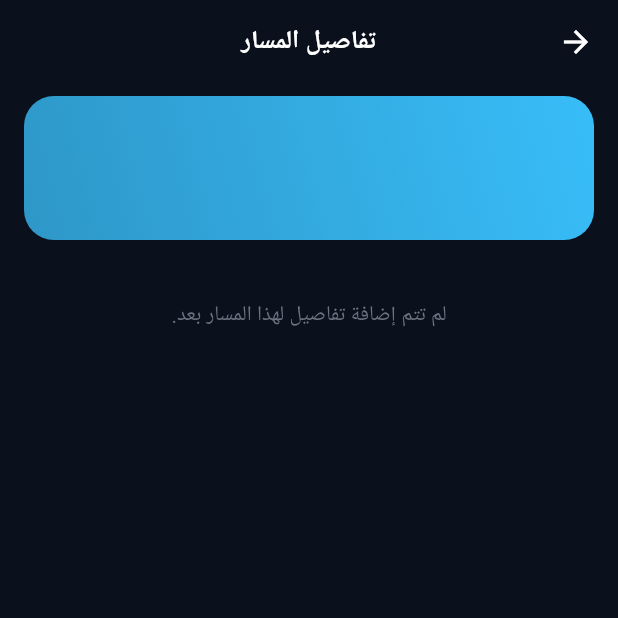
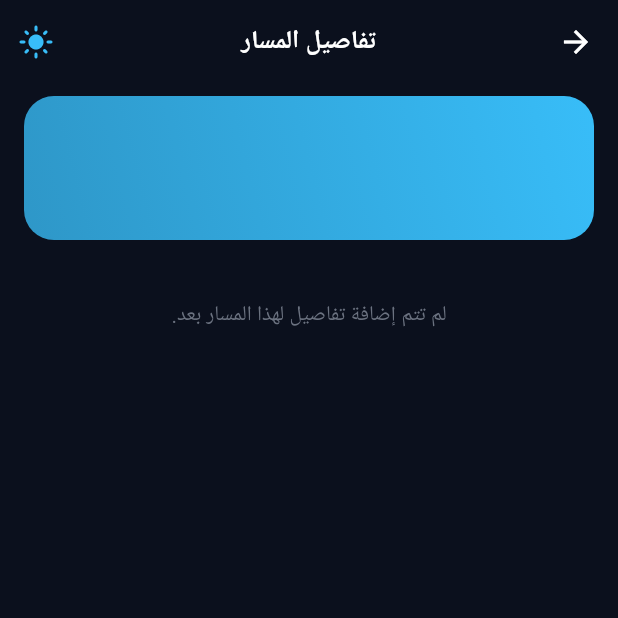
Before and after one commit to hebismail-sketch/learn_law, a Flutter app: the BranchDetailScreen screen opened directly with empty values, on a phone screen of 412 x 824 dp, the top half of it. Run offline on Flutter 3.47's test engine with Material 3 defaults, Android fonts, the phone set to English and light mode, and no system bars; our stand-ins replace connectivity_plus, drift, drift_flutter, flutter_bloc, get_it, supabase_flutter; accounts and stored records are empty; generated files the repository leaves out were written again.

Commit message:
Apply theme toggle to detail and admin screens
Co-authored-by: Copilot <223556219+Copilot@users.noreply.github.com>

```diff
--- a/lib/features/legal_cases/presentation/screens/admin_edit_case_screen.dart
+++ b/lib/features/legal_cases/presentation/screens/admin_edit_case_screen.dart
@@ -1,5 +1,6 @@
 import 'package:flutter/material.dart';
 
+import '../../../../core/app_theme.dart';
 import '../../../../core/sync/local_data_source.dart';
 import '../../domain/entities/legal_case_entity.dart';
 import '../widgets/roadmap_editor.dart';
@@ -642,6 +643,7 @@ class _AdminEditCaseScreenState extends State<AdminEditCaseScreen> {
           style: TextStyle(fontWeight: FontWeight.bold, fontSize: 18),
         ),
         centerTitle: true,
+        actions: const [ThemeToggleButton()],
       ),
       body: _isLoading
           ? const Center(child: CircularProgressIndicator())
@@ -1049,6 +1051,7 @@ class _CaseRoadmapEditorScreenState extends State<_CaseRoadmapEditorScreen> {
           style: TextStyle(fontWeight: FontWeight.bold, fontSize: 18),
         ),
         centerTitle: true,
+        actions: const [ThemeToggleButton()],
       ),
       body: SingleChildScrollView(
         padding: const EdgeInsets.all(16),
--- a/lib/features/legal_cases/presentation/screens/admin_hub_screen.dart
+++ b/lib/features/legal_cases/presentation/screens/admin_hub_screen.dart
@@ -1,6 +1,7 @@
 import 'package:flutter/material.dart';
 import 'package:supabase_flutter/supabase_flutter.dart' show Supabase;
 
+import '../../../../core/app_theme.dart';
 import '../../../../core/injection_container.dart';
 import '../../../../core/sync/local_data_source.dart';
 import '../widgets/roadmap_editor.dart';
@@ -337,6 +338,7 @@ class _AdminHubScreenState extends State<AdminHubScreen> {
         ),
         centerTitle: true,
         actions: [
+          const ThemeToggleButton(),
           // Refresh legal app content cache button
           IconButton(
             icon: const Icon(Icons.sync_rounded),
--- a/lib/features/legal_cases/presentation/screens/branch_detail_screen.dart
+++ b/lib/features/legal_cases/presentation/screens/branch_detail_screen.dart
@@ -1,5 +1,6 @@
 import 'package:flutter/material.dart';
 
+import '../../../../core/app_theme.dart';
 import '../../domain/entities/step_branch.dart';
 import 'step_detail_screen.dart';
 
@@ -33,11 +34,13 @@ class BranchDetailScreen extends StatelessWidget {
 
   @override
   Widget build(BuildContext context) {
-    final hasContent = branch.description.trim().isNotEmpty ||
+    final hasContent =
+        branch.description.trim().isNotEmpty ||
         branch.subSteps.isNotEmpty ||
         branch.branches.isNotEmpty;
 
-    return Directionality(
+    return rebuildWithAppTheme(
+      (context) => Directionality(
         textDirection: TextDirection.rtl,
         child: Scaffold(
           backgroundColor: LegalTheme.background,
@@ -48,7 +51,7 @@ class BranchDetailScreen extends StatelessWidget {
             elevation: 0,
             scrolledUnderElevation: 0,
             centerTitle: true,
-          title: const Text(
+            title: Text(
               'تفاصيل المسار',
               style: TextStyle(
                 fontWeight: FontWeight.w700,
@@ -56,6 +59,7 @@ class BranchDetailScreen extends StatelessWidget {
                 color: LegalTheme.textPrimary,
               ),
             ),
+            actions: const [ThemeToggleButton()],
           ),
           body: SingleChildScrollView(
             padding: const EdgeInsets.fromLTRB(16, 8, 16, 32),
@@ -75,7 +79,7 @@ class BranchDetailScreen extends StatelessWidget {
                     child: Text(
                       branch.description,
                       textAlign: TextAlign.right,
-                    style: const TextStyle(
+                      style: TextStyle(
                         fontSize: 15,
                         height: 1.9,
                         color: LegalTheme.textPrimary,
@@ -113,7 +117,7 @@ class BranchDetailScreen extends StatelessWidget {
                               child: Text(
                                 step,
                                 textAlign: TextAlign.right,
-                              style: const TextStyle(
+                                style: TextStyle(
                                   fontSize: 14.5,
                                   height: 1.7,
                                   color: LegalTheme.textPrimary,
@@ -146,7 +150,7 @@ class BranchDetailScreen extends StatelessWidget {
                               title: Text(
                                 child.title,
                                 textAlign: TextAlign.right,
-                              style: const TextStyle(
+                                style: TextStyle(
                                   fontWeight: FontWeight.w600,
                                   color: LegalTheme.textPrimary,
                                 ),
@@ -177,6 +181,7 @@ class BranchDetailScreen extends StatelessWidget {
                     ),
                   ),
               ],
+            ),
           ),
         ),
       ),
--- a/lib/features/legal_cases/presentation/screens/step_detail_screen.dart
+++ b/lib/features/legal_cases/presentation/screens/step_detail_screen.dart
@@ -1,5 +1,6 @@
 import 'package:flutter/material.dart';
 
+import '../../../../core/app_theme.dart';
 import '../../domain/entities/case_step_entity.dart';
 import '../../domain/entities/step_branch.dart';
 import '../widgets/step_palette.dart';
@@ -8,16 +9,13 @@ import '../widgets/step_palette.dart';
 class LegalTheme {
   const LegalTheme._();
 
-  static const Color background = Color(0xFF0B101D);
-  static const Color surface = Color(0xFF161F36);
-  static const Color surfaceRaised = Color(0xFF1E293B);
-  static const Color hairline = Color(0xFF3B4C7A);
-  // النصوص الأساسية بياض خالص عشان تبقى واضحة على الخلفية الداكنة.
-  static const Color textPrimary = Color(0xFFFFFFFF);
-  // النص التانوي (الأوصاف) رمادي فاتح مش باهت.
-  static const Color textSecondary = Color(0xFFCBD5E1);
-  // العدادات واللمسات الثانوية: رمادي متوسط الوضوح.
-  static const Color textMuted = Color(0xFF94A3B8);
+  static Color get background => AppColors.background;
+  static Color get surface => AppColors.surface;
+  static Color get surfaceRaised => AppColors.raisedSurface;
+  static Color get hairline => AppColors.border;
+  static Color get textPrimary => AppColors.textPrimary;
+  static Color get textSecondary => AppColors.textSecondary;
+  static Color get textMuted => AppColors.textMuted;
 
   /// Outcome colours for a branch: accepting, rejecting, escalating.
   static Color branchColor(String title) {
@@ -90,7 +88,8 @@ class _StepDetailScreenState extends State<StepDetailScreen> {
         ? step.branches[safeBranchIndex].subSteps
         : _stepsFromProse(step);
 
-    return Directionality(
+    return rebuildWithAppTheme(
+      (context) => Directionality(
         textDirection: TextDirection.rtl,
         child: Scaffold(
           backgroundColor: LegalTheme.background,
@@ -101,7 +100,7 @@ class _StepDetailScreenState extends State<StepDetailScreen> {
             elevation: 0,
             scrolledUnderElevation: 0,
             centerTitle: true,
-          title: const Text(
+            title: Text(
               'تفاصيل المسار',
               style: TextStyle(
                 fontWeight: FontWeight.w700,
@@ -109,6 +108,7 @@ class _StepDetailScreenState extends State<StepDetailScreen> {
                 color: LegalTheme.textPrimary,
               ),
             ),
+            actions: const [ThemeToggleButton()],
           ),
           body: SingleChildScrollView(
             padding: const EdgeInsets.fromLTRB(18, 8, 18, 36),
@@ -130,6 +130,7 @@ class _StepDetailScreenState extends State<StepDetailScreen> {
             ),
           ),
           bottomNavigationBar: _stepNavigation(accent),
+        ),
       ),
     );
   }
@@ -171,7 +172,7 @@ class _StepDetailScreenState extends State<StepDetailScreen> {
               ),
               Text(
                 '${_currentStepIndex + 1} من ${widget.steps.length}',
-                style: const TextStyle(
+                style: TextStyle(
                   color: LegalTheme.textSecondary,
                   fontWeight: FontWeight.w600,
                 ),
@@ -245,8 +246,8 @@ class _StepDetailScreenState extends State<StepDetailScreen> {
               ),
               child: Text(
                 'المرحلة (${step.stepNumber})',
-                style: const TextStyle(
-                  color: Colors.white,
+                style: TextStyle(
+                  color: LegalTheme.textPrimary,
                   fontSize: 11,
                   fontWeight: FontWeight.w700,
                 ),
@@ -370,7 +371,7 @@ class _StepDetailScreenState extends State<StepDetailScreen> {
                 child: Icon(Icons.forum_rounded, color: accent.color, size: 19),
               ),
               const SizedBox(width: 8),
-              const Text(
+              Text(
                 'خصائص وإجراءات المسار',
                 style: TextStyle(
                   fontSize: 16,
@@ -420,7 +421,7 @@ class _StepDetailScreenState extends State<StepDetailScreen> {
           const SizedBox(height: 16),
         ],
         if (items.isEmpty)
-          const Text(
+          Text(
             'لا توجد خطوات مسجلة لهذه المرحلة.',
             textAlign: TextAlign.right,
             style: TextStyle(
@@ -547,11 +548,11 @@ class _StepTile extends StatelessWidget {
                   Text(
                     text,
                     textAlign: TextAlign.right,
-                    style: const TextStyle(
+                    style: TextStyle(
                       fontSize: 16.5,
                       height: 1.8,
                       fontWeight: FontWeight.w700,
-                      color: Colors.white,
+                      color: LegalTheme.textPrimary,
                       shadows: [
                         Shadow(color: Color(0x3387CEFA), blurRadius: 8),
                       ],
@@ -644,7 +645,7 @@ class DetailSection extends StatelessWidget {
               if (trailing != null) ...[
                 Text(
                   trailing!,
-                  style: const TextStyle(
+                  style: TextStyle(
                     fontSize: 12.5,
                     fontWeight: FontWeight.w600,
                     color: LegalTheme.textMuted,
@@ -654,7 +655,7 @@ class DetailSection extends StatelessWidget {
               ],
               Text(
                 title,
-                style: const TextStyle(
+                style: TextStyle(
                   fontSize: 16.5,
                   fontWeight: FontWeight.w800,
                   color: LegalTheme.textPrimary,
@@ -664,8 +665,8 @@ class DetailSection extends StatelessWidget {
               Icon(icon, color: accent, size: 22),
             ],
           ),
-          const Padding(
-            padding: EdgeInsets.only(top: 14),
+          Padding(
+            padding: const EdgeInsets.only(top: 14),
             child: Divider(height: 1, thickness: 1, color: LegalTheme.hairline),
           ),
           const SizedBox(height: 18),
```
Also changed, not shown: lib/features/legal_cases/presentation/screens/admin_login_screen.dart (+5 -4 lines). Lines whose indentation alone changed are shown as unchanged.
